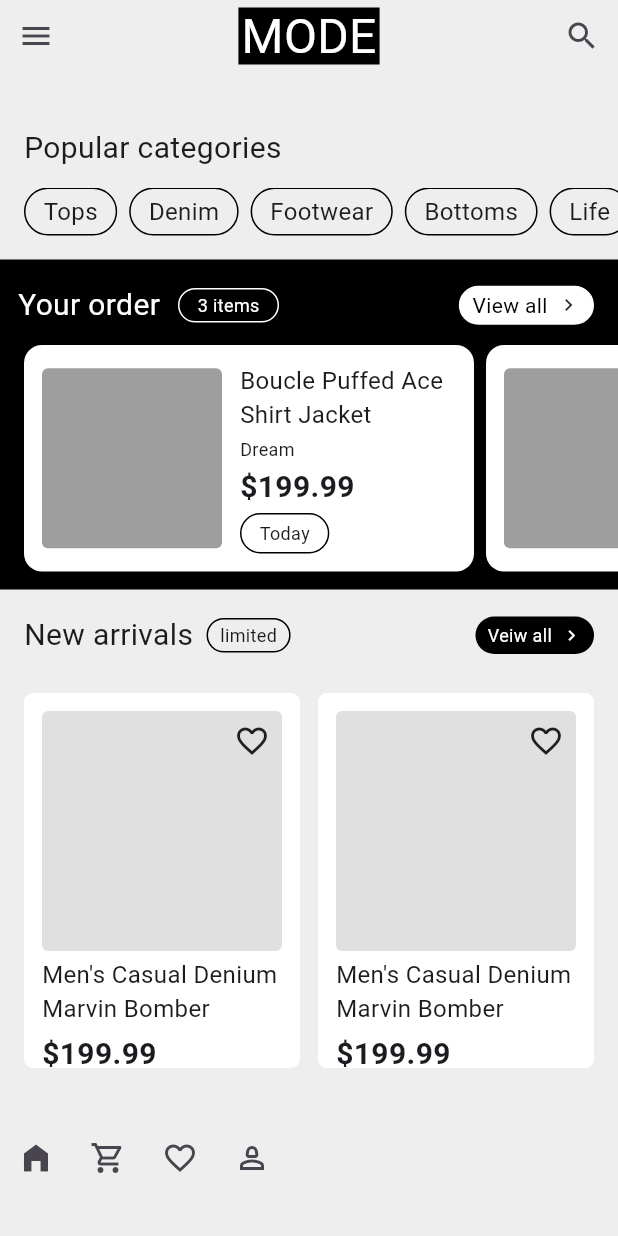
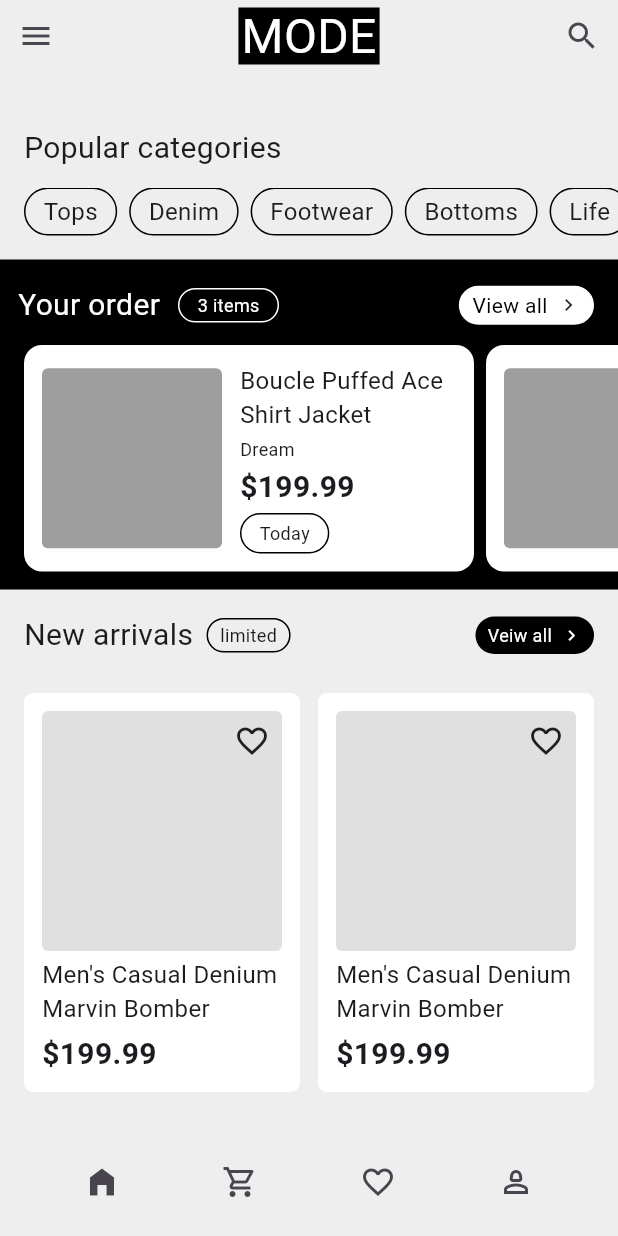
Before and after one commit to JAICHANGPARK/flutter_notebook_chapter_49, a Flutter app: the ECommerceHomePage screen opened directly, on a phone screen of 412 x 824 dp. Run offline on Flutter 3.47's test engine with Material 3 defaults, Android fonts, the phone set to English and light mode, and no system bars; our stand-ins replace gap, google_fonts; Roboto replaces fonts that are missing (Akshar).

Commit message:
Update e_commerce_home_page.dart

```diff
--- a/lib/ep2451_e_commerce_app/ui/e_commerce_home_page.dart
+++ b/lib/ep2451_e_commerce_app/ui/e_commerce_home_page.dart
@@ -365,6 +365,7 @@ class _ECommerceHomePageState extends State<ECommerceHomePage> {
             Container(
               height: 72,
               child: Row(
+                mainAxisAlignment: .spaceEvenly,
                 children: [
                   IconButton(onPressed: (){}, icon: Icon(Icons.home_filled)),
                   IconButton(onPressed: (){}, icon: Icon(Icons.shopping_cart_outlined)),
@@ -373,7 +374,7 @@ class _ECommerceHomePageState extends State<ECommerceHomePage> {
 
                 ],
               ),
-              margin: EdgeInsets.only(bottom: 16),
+              margin: EdgeInsets.only(bottom: 0),
             ),
           ],
         ),
```
